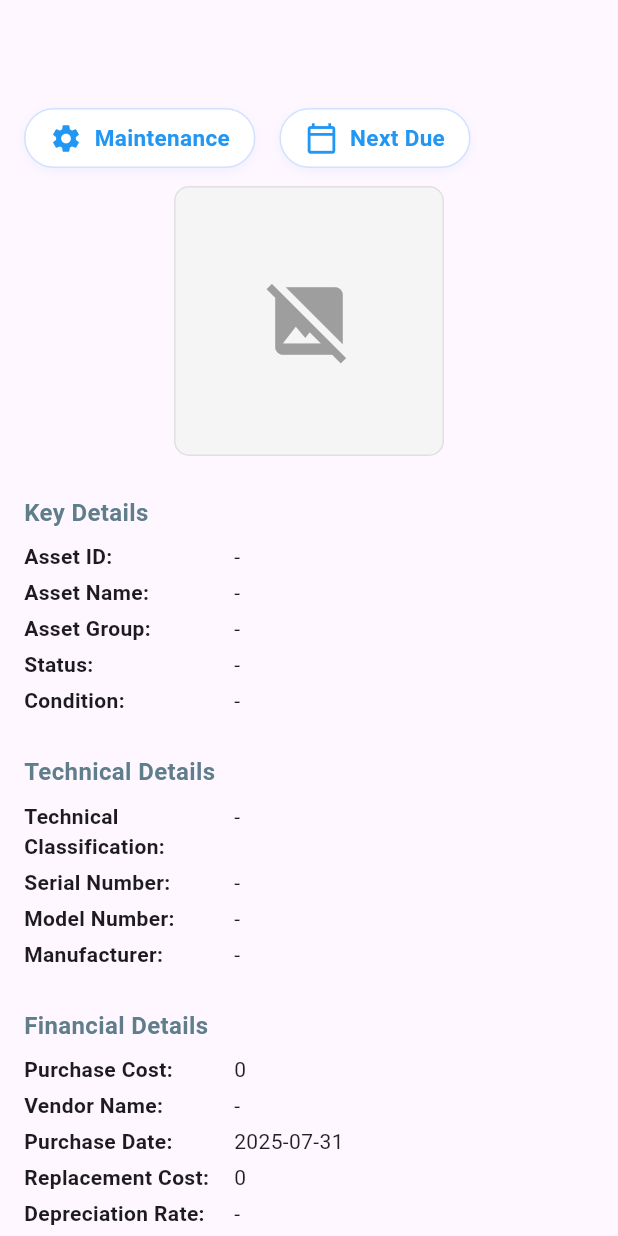
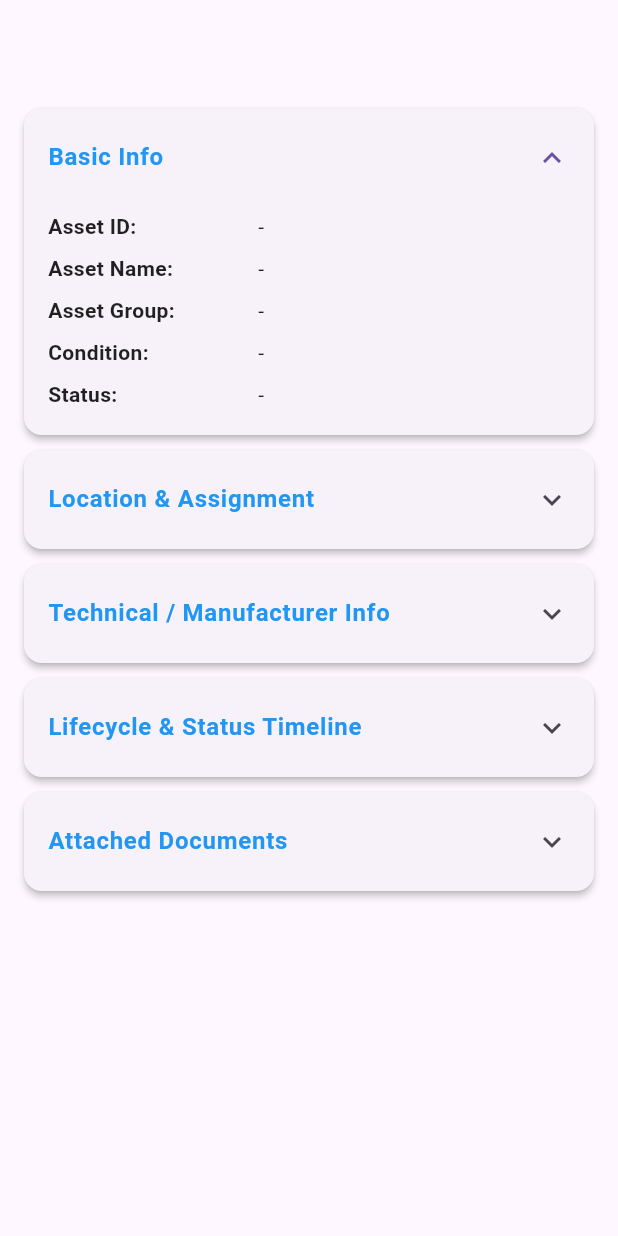
Before and after one commit to archiot-devhub/ifms_assetinspectionsrepo, a Flutter app: the AssetDetailScreen screen opened directly with empty values, on a phone screen of 412 x 824 dp. Run offline on Flutter 3.47's test engine with Material 3 defaults, Android fonts, the phone set to English and light mode, and no system bars; our stand-ins replace cloud_firestore, csv, file_picker, firebase_auth, firebase_core, firebase_storage and 4 more; missing offline and left inert: mobile_scanner; accounts and stored records are empty.

Commit message:
Version 17. asset_detail_screen.dart is updated as per UI

```diff
--- a/lib/assets/asset_detail_screen.dart
+++ b/lib/assets/asset_detail_screen.dart
@@ -16,267 +16,202 @@ class AssetDetailScreen extends StatelessWidget {
     return Scaffold(
       appBar: AppBar(title: Text(assetName)),
       body: SafeArea(
-        child: LayoutBuilder(
-          builder: (context, constraints) {
-            final isWide = constraints.maxWidth > 600;
-            return SingleChildScrollView(
+        child: SingleChildScrollView(
           padding: const EdgeInsets.all(16),
-              child:
-                  isWide
-                      ? Column(
+          child: Column(
+            children: [
+              _collapsibleCard(
+                context,
+                title: 'Basic Info',
+                initiallyExpanded: true,
+                child: Row(
                   crossAxisAlignment: CrossAxisAlignment.start,
                   children: [
-                          _topQuickActions(context, assetData),
-                          const SizedBox(height: 18),
-                          Row(
+                    // Key Details
+                    Expanded(
+                      child: Column(
                         crossAxisAlignment: CrossAxisAlignment.start,
                         children: [
-                              _buildImage(assetImageUrl),
-                              const SizedBox(width: 36),
-                              Expanded(child: _buildDetailsSection(context)),
+                          _infoRow('Asset ID', assetData.get('assetID') ?? ''),
+                          _infoRow(
+                            'Asset Name',
+                            assetData.get('assetname') ?? '',
+                          ),
+                          _infoRow(
+                            'Asset Group',
+                            assetData.get('assetgroup') ?? '',
+                          ),
+                          _infoRow(
+                            'Condition',
+                            assetData.get('condition') ?? '',
+                          ),
+                          _infoRow('Status', assetData.get('status') ?? ''),
                         ],
                       ),
-                        ],
-                      )
-                      : Column(
-                        crossAxisAlignment: CrossAxisAlignment.start,
-                        children: [
-                          _topQuickActions(context, assetData),
-                          const SizedBox(height: 12),
-                          Center(child: _buildImage(assetImageUrl)),
-                          const SizedBox(height: 18),
-                          _buildDetailsSection(context),
-                        ],
                     ),
-            );
-          },
+                    // Image (enlarged, rounded corners)
+                    if (assetImageUrl.isNotEmpty)
+                      Padding(
+                        padding: const EdgeInsets.only(left: 16),
+                        child: ClipRRect(
+                          borderRadius: BorderRadius.circular(10),
+                          child: Image.network(
+                            assetImageUrl,
+                            width: 100,
+                            height: 80,
+                            fit: BoxFit.cover,
+                            errorBuilder:
+                                (_, __, ___) => const Icon(
+                                  Icons.broken_image,
+                                  size: 50,
+                                  color: Colors.grey,
                                 ),
                           ),
-    );
-  }
-
-  /// Top "Maintenance" and "Next Due" icon buttons row
-  // Update _topQuickActions to accept assetData
-  Widget _topQuickActions(
-    BuildContext context,
-    QueryDocumentSnapshot assetData,
-  ) {
-    final String assetID = assetData.get('assetID') ?? '';
-    final String assetName = assetData.get('assetname') ?? '';
-
-    return Row(
-      mainAxisAlignment: MainAxisAlignment.start,
-      children: [
-        _iconAction(
-          context,
-          icon: Icons.settings,
-          label: "Maintenance",
-          onTap: () {
-            if (assetID.isNotEmpty) {
-              Navigator.push(
-                context,
-                MaterialPageRoute(
-                  builder:
-                      (_) => MaintenanceDetailsPPMScreen(
-                        assetID: assetID,
-                        assetName: assetName,
-                      ),
-                ),
-              );
-            } else {
-              ScaffoldMessenger.of(context).showSnackBar(
-                const SnackBar(content: Text('Asset ID not found')),
-              );
-            }
-          },
-        ),
-        const SizedBox(width: 16),
-        _iconAction(
-          context,
-          icon: Icons.calendar_today_outlined,
-          label: "Next Due",
-          onTap: () {
-            // your existing or new logic for Next Due
-          },
-        ),
-      ],
-    );
-  }
-
-  Widget _iconAction(
-    BuildContext context, {
-    required IconData icon,
-    required String label,
-    VoidCallback? onTap,
-  }) {
-    return GestureDetector(
-      onTap: onTap,
-      child: Container(
-        padding: const EdgeInsets.symmetric(horizontal: 16, vertical: 8),
-        decoration: BoxDecoration(
-          color: Colors.white,
-          border: Border.all(color: Colors.blueAccent.withOpacity(0.25)),
-          borderRadius: BorderRadius.circular(20),
-          boxShadow: [
-            BoxShadow(
-              color: Colors.blueAccent.withOpacity(0.08),
-              blurRadius: 5,
-              offset: const Offset(0, 2),
-            ),
-          ],
-        ),
-        child: Row(
-          children: [
-            Icon(icon, color: Colors.blue, size: 22),
-            const SizedBox(width: 8),
-            Text(
-              label,
-              style: const TextStyle(
-                color: Colors.blue,
-                fontWeight: FontWeight.w600,
-                fontSize: 15,
                         ),
                       ),
                   ],
                 ),
               ),
-    );
-  }
-
-  Widget _buildDetailsSection(BuildContext context) {
-    return Column(
+              const SizedBox(height: 10),
+              _collapsibleCard(
+                context,
+                title: 'Location & Assignment',
+                child: Column(
                   crossAxisAlignment: CrossAxisAlignment.start,
                   children: [
-        _sectionTitle('Key Details'),
-        infoRow('Asset ID', assetData.get('assetID') ?? ''),
-        infoRow('Asset Name', assetData.get('assetname') ?? ''),
-        infoRow('Asset Group', assetData.get('assetgroup') ?? ''),
-        infoRow('Status', assetData.get('status') ?? ''),
-        infoRow('Condition', assetData.get('condition') ?? ''),
-
-        const SizedBox(height: 16),
-        _sectionTitle('Technical Details'),
-        infoRow(
-          'Technical Classification',
+                    _infoRow('Location', assetData.get('location') ?? ''),
+                    _infoRow('Floor / Zone', assetData.get('floorzone') ?? ''),
+                    _infoRow('Room / Area', assetData.get('roomarea') ?? ''),
+                  ],
+                ),
+              ),
+              const SizedBox(height: 10),
+              _collapsibleCard(
+                context,
+                title: 'Technical / Manufacturer Info',
+                child: Column(
+                  crossAxisAlignment: CrossAxisAlignment.start,
+                  children: [
+                    _infoRow(
+                      'Manufacturer',
+                      assetData.get('manufacturer') ?? '',
+                    ),
+                    _infoRow('Model', assetData.get('modelnumber') ?? ''),
+                    _infoRow(
+                      'Serial Number',
+                      assetData.get('serialnumber') ?? '',
+                    ),
+                    _infoRow(
+                      'Technical Specs',
                       assetData.get('technicalclassification') ?? '',
                     ),
-        infoRow('Serial Number', assetData.get('serialnumber') ?? ''),
-        infoRow('Model Number', assetData.get('modelnumber') ?? ''),
-        infoRow('Manufacturer', assetData.get('manufacturer') ?? ''),
 
-        const SizedBox(height: 16),
-        _sectionTitle('Financial Details'),
-        infoRow(
-          'Purchase Cost',
-          assetData.get('purchasecost')?.toString() ?? '',
+                    _infoRow(
+                      'Network Config',
+                      assetData.get('networkconfig') ?? '',
                     ),
-        infoRow('Vendor Name', assetData.get('vendorname') ?? ''),
-        infoRow('Purchase Date', _formatDate(assetData.get('purchasedate'))),
-        infoRow(
-          'Replacement Cost',
-          assetData.get('replacementcost')?.toString() ?? '',
+                  ],
                 ),
-        infoRow(
-          'Depreciation Rate',
-          assetData.get('depreciationrate')?.toString() ?? '',
               ),
-        infoRow(
-          'Depreciation Value',
-          assetData.get('depreciationvalue')?.toString() ?? '',
+              const SizedBox(height: 10),
+              _collapsibleCard(
+                context,
+                title: 'Lifecycle & Status Timeline',
+                child: Column(
+                  crossAxisAlignment: CrossAxisAlignment.start,
+                  children: [
+                    _infoRow(
+                      'Purchase Date',
+                      _formatDate(assetData.get('purchasedate')),
                     ),
-        infoRow(
-          'Residual Value',
-          assetData.get('residualvalue')?.toString() ?? '',
-        ),
-
-        const SizedBox(height: 16),
-        _sectionTitle('Lifecycle Details'),
-        infoRow('Useful Life', assetData.get('usefullife')?.toString() ?? ''),
-        infoRow(
+                    _infoRow(
                       'Installation Date',
                       _formatDate(assetData.get('installationdate')),
                     ),
-
-        const SizedBox(height: 24),
-        const Divider(),
+                  ],
+                ),
+              ),
               const SizedBox(height: 10),
-        _sectionTitle('Attached Documents'),
-
-        documentTile('Asset Manual', assetData.get('manualUrl') ?? ''),
+              _collapsibleCard(
+                context,
+                title: 'Attached Documents',
+                child: Column(
+                  crossAxisAlignment: CrossAxisAlignment.start,
+                  children: [
+                    documentTile(
+                      'Asset Manual',
+                      assetData.get('manualUrl') ?? '',
+                    ),
                     documentTile(
                       'Warranty Certificate',
                       assetData.get('warrantyUrl') ?? '',
                     ),
                     documentTile('Invoice', assetData.get('invoiceUrl') ?? ''),
                   ],
-    );
-  }
-
-  Widget _buildImage(String imageUrl) {
-    return Container(
-      width: 180,
-      height: 180,
-      decoration: BoxDecoration(
-        border: Border.all(color: Colors.grey.shade300),
-        borderRadius: BorderRadius.circular(10),
-        color: Colors.grey.shade100,
-      ),
-      child:
-          imageUrl.isNotEmpty
-              ? ClipRRect(
-                borderRadius: BorderRadius.circular(10),
-                child: Image.network(
-                  imageUrl,
-                  fit: BoxFit.contain,
-                  width: 180,
-                  height: 180,
-                  errorBuilder:
-                      (_, __, ___) => const Center(
-                        child: Icon(Icons.broken_image, size: 60),
                 ),
               ),
-              )
-              : const Center(
-                child: Icon(
-                  Icons.image_not_supported,
-                  size: 60,
-                  color: Colors.grey,
+            ],
+          ),
         ),
       ),
     );
   }
 
-  Widget _sectionTitle(String title) {
-    return Padding(
-      padding: const EdgeInsets.only(bottom: 6, top: 8),
-      child: Text(
+  Widget _collapsibleCard(
+    BuildContext context, { // <-- add this parameter
+    required String title,
+    required Widget child,
+    bool initiallyExpanded = false,
+  }) {
+    return Card(
+      shape: RoundedRectangleBorder(borderRadius: BorderRadius.circular(12)),
+      margin: EdgeInsets.zero,
+      elevation: 2,
+      child: Theme(
+        data: Theme.of(
+          context,
+        ).copyWith(dividerColor: Colors.transparent), // use context, not null
+        child: ExpansionTile(
+          title: Text(
             title,
             style: const TextStyle(
               fontWeight: FontWeight.bold,
               fontSize: 16,
-          color: Colors.blueGrey,
+              color: Colors.blue,
+            ),
+          ),
+          initiallyExpanded: initiallyExpanded,
+          childrenPadding: const EdgeInsets.fromLTRB(16, 0, 16, 12),
+          tilePadding: const EdgeInsets.symmetric(horizontal: 16, vertical: 4),
+          children: [child],
         ),
       ),
     );
   }
 
-  Widget infoRow(String title, String value) {
+  Widget _infoRow(String label, String value) {
     return Padding(
-      padding: const EdgeInsets.symmetric(vertical: 2),
+      padding: const EdgeInsets.symmetric(vertical: 4),
       child: Row(
         crossAxisAlignment: CrossAxisAlignment.start,
         children: [
           SizedBox(
             width: 140,
             child: Text(
-              '$title:',
-              style: const TextStyle(fontWeight: FontWeight.w600, fontSize: 14),
+              '$label:',
+              style: const TextStyle(
+                fontWeight: FontWeight.w600,
+                fontSize: 14,
+                color: Colors.black87,
+              ),
             ),
           ),
           Expanded(
             child: Text(
-              (value.trim().isNotEmpty) ? value : '-',
+              (value.isNotEmpty) ? value : '-',
               style: const TextStyle(fontSize: 14, color: Colors.black87),
+              maxLines: 3,
+              overflow: TextOverflow.ellipsis,
             ),
           ),
         ],
@@ -288,7 +223,7 @@ class AssetDetailScreen extends StatelessWidget {
     return Card(
       margin: const EdgeInsets.symmetric(vertical: 6),
       child: ListTile(
-        leading: const Icon(Icons.description),
+        leading: const Icon(Icons.insert_drive_file),
         title: Text(title, style: const TextStyle(fontSize: 14)),
         trailing:
             url.trim().isNotEmpty
@@ -313,15 +248,14 @@ class AssetDetailScreen extends StatelessWidget {
     );
   }
 
-  // Format Firestore Timestamp or other date string
   String _formatDate(dynamic date) {
     if (date == null) return '-';
     if (date is Timestamp) {
       final dt = date.toDate();
-      return "${dt.year}-${dt.month.toString().padLeft(2, '0')}-${dt.day.toString().padLeft(2, '0')}";
+      return "${dt.day.toString().padLeft(2, '0')}-${dt.month.toString().padLeft(2, '0')}-${dt.year}";
     }
     if (date is DateTime) {
-      return "${date.year}-${date.month.toString().padLeft(2, '0')}-${date.day.toString().padLeft(2, '0')}";
+      return "${date.day.toString().padLeft(2, '0')}-${date.month.toString().padLeft(2, '0')}-${date.year}";
     }
     return date.toString();
   }
```
Lines whose indentation alone changed are shown as unchanged.
